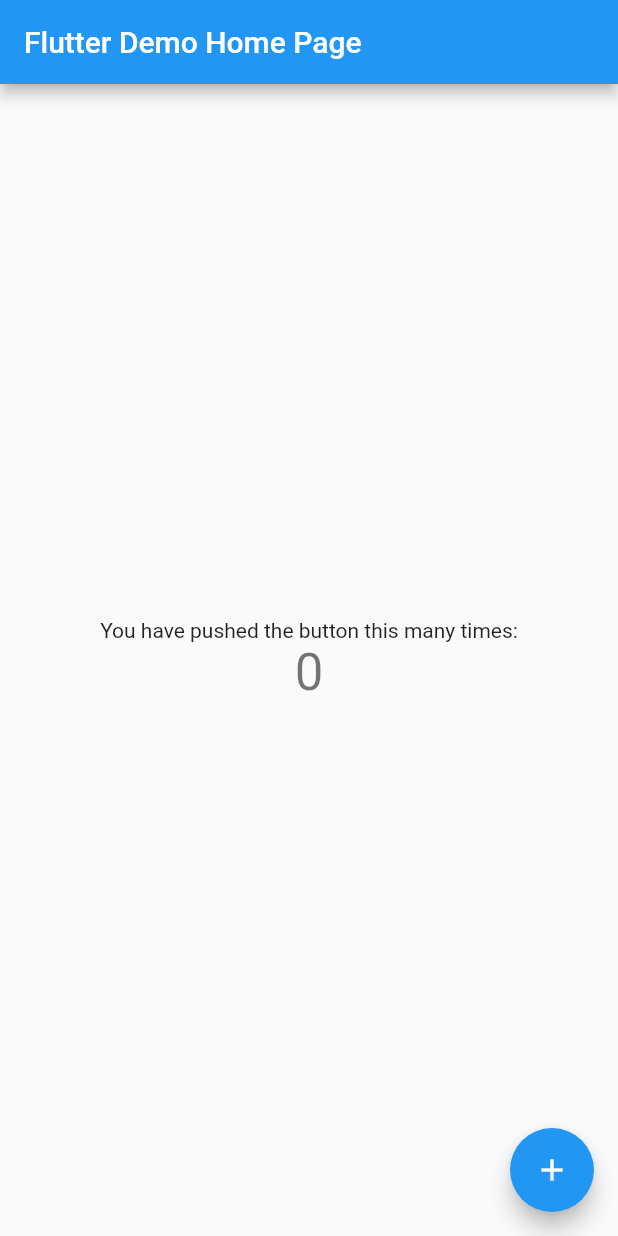
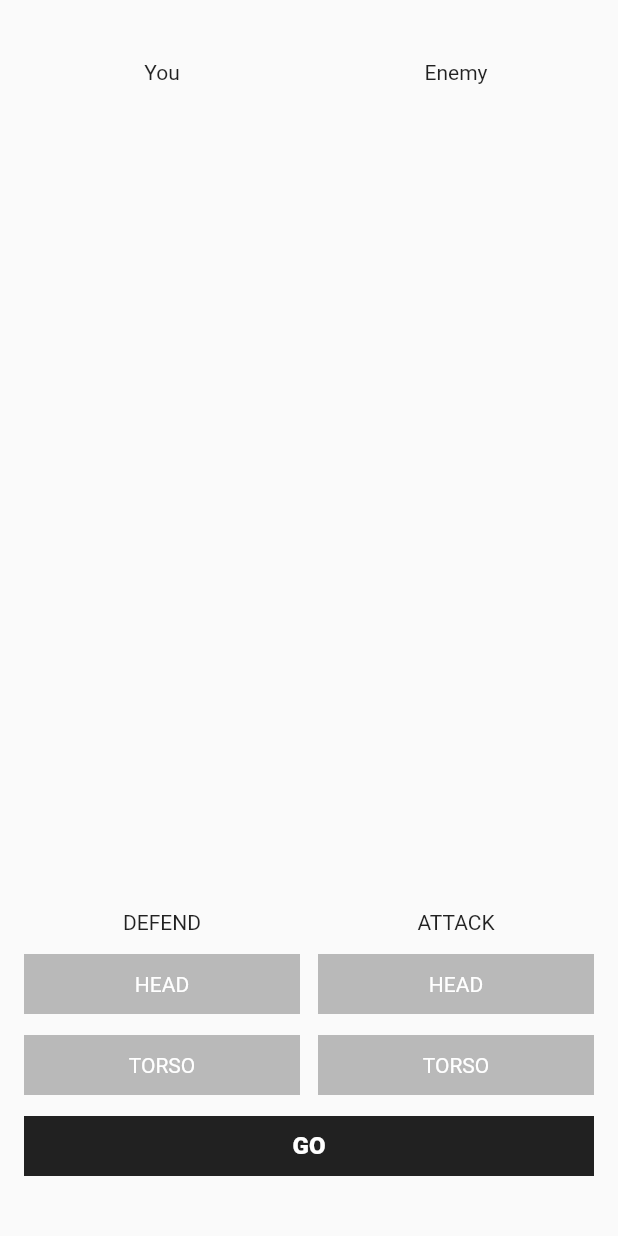
Before and after one commit to reaferon/flutter_fight_club, a Flutter app: the screen it shows after launch, on a phone screen of 412 x 824 dp. Run offline on Flutter 3.47's test engine with Material 2 defaults, Android fonts, the phone set to English and light mode, and no system bars.

Commit message:
lesson 1

```diff
--- a/lib/main.dart
+++ b/lib/main.dart
@@ -1,115 +1,177 @@
 import 'package:flutter/material.dart';
 
 void main() {
-  runApp(const MyApp());
+  runApp(MyApp());
 }
 
 class MyApp extends StatelessWidget {
-  const MyApp({super.key});
-
-  // This widget is the root of your application.
   @override
   Widget build(BuildContext context) {
     return MaterialApp(
-      title: 'Flutter Demo',
-      theme: ThemeData(
-        // This is the theme of your application.
-        //
-        // Try running your application with "flutter run". You'll see the
-        // application has a blue toolbar. Then, without quitting the app, try
-        // changing the primarySwatch below to Colors.green and then invoke
-        // "hot reload" (press "r" in the console where you ran "flutter run",
-        // or simply save your changes to "hot reload" in a Flutter IDE).
-        // Notice that the counter didn't reset back to zero; the application
-        // is not restarted.
-        primarySwatch: Colors.blue,
-      ),
-      home: const MyHomePage(title: 'Flutter Demo Home Page'),
+      home: MyHomePage(),
     );
   }
 }
 
 class MyHomePage extends StatefulWidget {
-  const MyHomePage({super.key, required this.title});
-
-  // This widget is the home page of your application. It is stateful, meaning
-  // that it has a State object (defined below) that contains fields that affect
-  // how it looks.
-
-  // This class is the configuration for the state. It holds the values (in this
-  // case the title) provided by the parent (in this case the App widget) and
-  // used by the build method of the State. Fields in a Widget subclass are
-  // always marked "final".
-
-  final String title;
+  const MyHomePage({Key? key}) : super(key: key);
 
   @override
   State<MyHomePage> createState() => _MyHomePageState();
 }
 
 class _MyHomePageState extends State<MyHomePage> {
-  int _counter = 0;
+  BodyPart? defendingBodyPart;
+  BodyPart? attackingBodyPart;
 
-  void _incrementCounter() {
+  @override
+  Widget build(BuildContext context) {
+    return Scaffold(
+      body: Column(
+        children: [
+          SizedBox(height: 40),
+          Row(
+            mainAxisAlignment: MainAxisAlignment.spaceEvenly,
+            children: [
+              SizedBox(width: 16),
+              Expanded(child: Center(child: Text("You"))),
+              SizedBox(width: 12),
+              Expanded(child: Center(child: Text("Enemy"))),
+              SizedBox(width: 16),
+            ],
+          ),
+          Expanded(child: SizedBox()),
+          Row(
+            mainAxisAlignment: MainAxisAlignment.center,
+            children: [
+              SizedBox(width: 16),
+              Expanded(
+                child: Column(
+                  children: [
+                    Text("Defend".toUpperCase()),
+                    SizedBox(height: 13),
+                    BodyPartButton(
+                      bodyPart: BodyPart.head,
+                      selected: defendingBodyPart == BodyPart.head,
+                      bodyPartSetter: _selectDefendingBodyPart,
+                    ),
+                    SizedBox(height: 14),
+                    BodyPartButton(
+                      bodyPart: BodyPart.torso,
+                      selected: defendingBodyPart == BodyPart.torso,
+                      bodyPartSetter: _selectDefendingBodyPart,
+                    ),
+                  ],
+                ),
+              ),
+              SizedBox(width: 12),
+              Expanded(
+                child: Column(
+                  children: [
+                    Text("Attack".toUpperCase()),
+                    SizedBox(height: 13),
+                    BodyPartButton(
+                      bodyPart: BodyPart.head,
+                      selected: attackingBodyPart == BodyPart.head,
+                      bodyPartSetter: _selectAttackingBodyPart,
+                    ),
+                    SizedBox(height: 14),
+                    BodyPartButton(
+                      bodyPart: BodyPart.torso,
+                      selected: attackingBodyPart == BodyPart.torso,
+                      bodyPartSetter: _selectAttackingBodyPart,
+                    ),
+                  ],
+                ),
+              ),
+              SizedBox(width: 16),
+            ],
+          ),
+          SizedBox(height: 14),
+          Row(
+            children: [
+              SizedBox(width: 16),
+              Expanded(
+                  child: SizedBox(
+                height: 40,
+                child: ColoredBox(
+                  color: Colors.black87,
+                  child: Center(
+                    child: Text(
+                      "Go".toUpperCase(),
+                      style: TextStyle(
+                          color: Colors.white,
+                          fontSize: 16,
+                          fontWeight: FontWeight.w900),
+                    ),
+                  ),
+                ),
+              )),
+              SizedBox(width: 16),
+            ],
+          ),
+          SizedBox(height: 40),
+        ],
+      ),
+    );
+  }
+
+  void _selectDefendingBodyPart(final BodyPart value) {
     setState(() {
-      // This call to setState tells the Flutter framework that something has
-      // changed in this State, which causes it to rerun the build method below
-      // so that the display can reflect the updated values. If we changed
-      // _counter without calling setState(), then the build method would not be
-      // called again, and so nothing would appear to happen.
-      _counter++;
+      defendingBodyPart = value;
     });
   }
 
+  void _selectAttackingBodyPart(BodyPart value) {
+    setState(() {
+      attackingBodyPart = value;
+    });
+  }
+}
+
+class BodyPart {
+  final String name;
+
+  const BodyPart._(this.name);
+
+  static const head = BodyPart._("Head");
+  static const torso = BodyPart._("Torso");
+
+  @override
+  String toString() {
+    return 'BodyPart{name: $name}';
+  }
+}
+
+class BodyPartButton extends StatelessWidget {
+  final BodyPart bodyPart;
+  final bool selected;
+  final ValueSetter<BodyPart> bodyPartSetter;
+
+  const BodyPartButton({
+    super.key,
+    required this.bodyPart,
+    required this.selected,
+    required this.bodyPartSetter,
+  });
+
   @override
   Widget build(BuildContext context) {
-    // This method is rerun every time setState is called, for instance as done
-    // by the _incrementCounter method above.
-    //
-    // The Flutter framework has been optimized to make rerunning build methods
-    // fast, so that you can just rebuild anything that needs updating rather
-    // than having to individually change instances of widgets.
-    return Scaffold(
-      appBar: AppBar(
-        // Here we take the value from the MyHomePage object that was created by
-        // the App.build method, and use it to set our appbar title.
-        title: Text(widget.title),
-      ),
-      body: Center(
-        // Center is a layout widget. It takes a single child and positions it
-        // in the middle of the parent.
-        child: Column(
-          // Column is also a layout widget. It takes a list of children and
-          // arranges them vertically. By default, it sizes itself to fit its
-          // children horizontally, and tries to be as tall as its parent.
-          //
-          // Invoke "debug painting" (press "p" in the console, choose the
-          // "Toggle Debug Paint" action from the Flutter Inspector in Android
-          // Studio, or the "Toggle Debug Paint" command in Visual Studio Code)
-          // to see the wireframe for each widget.
-          //
-          // Column has various properties to control how it sizes itself and
-          // how it positions its children. Here we use mainAxisAlignment to
-          // center the children vertically; the main axis here is the vertical
-          // axis because Columns are vertical (the cross axis would be
-          // horizontal).
-          mainAxisAlignment: MainAxisAlignment.center,
-          children: <Widget>[
-            const Text(
-              'You have pushed the button this many times:',
+    return GestureDetector(
+      onTap: () => bodyPartSetter(bodyPart),
+      child: SizedBox(
+        height: 40,
+        child: ColoredBox(
+          color: selected ? Color.fromRGBO(28, 121, 206, 1) : Colors.black26,
+          child: Center(
+              child: Text(
+            bodyPart.name.toUpperCase(),
+            style: TextStyle(
+              color: Colors.white,
             ),
-            Text(
-              '$_counter',
-              style: Theme.of(context).textTheme.headlineMedium,
-            ),
-          ],
+          )),
         ),
       ),
-      floatingActionButton: FloatingActionButton(
-        onPressed: _incrementCounter,
-        tooltip: 'Increment',
-        child: const Icon(Icons.add),
-      ), // This trailing comma makes auto-formatting nicer for build methods.
     );
   }
 }
```
